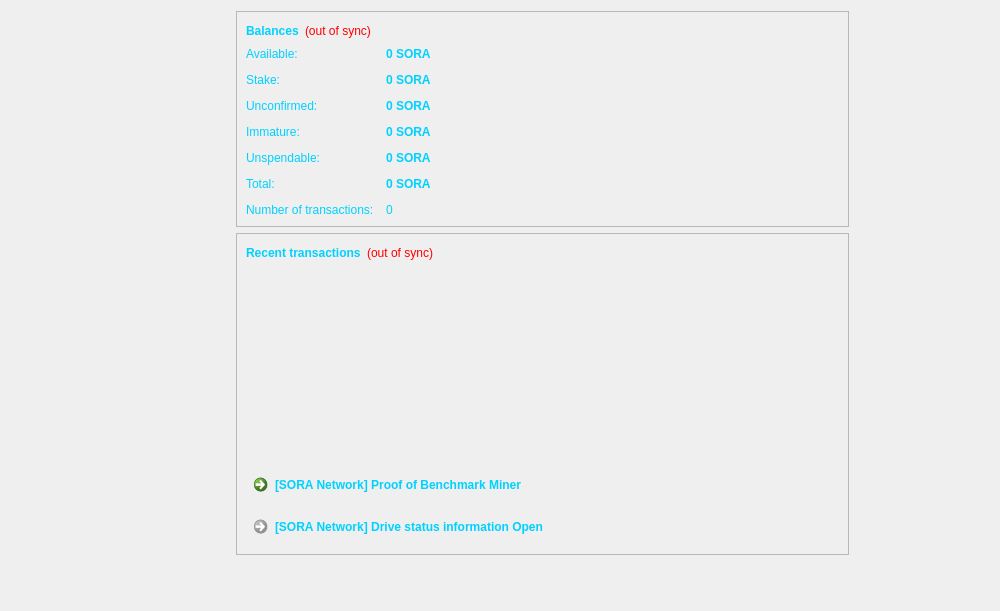
Before: the Qt Designer form src/qt/forms/overviewpage.ui in FromHDDtoSSD/SorachanCoin-qt, drawn with Qt 5.
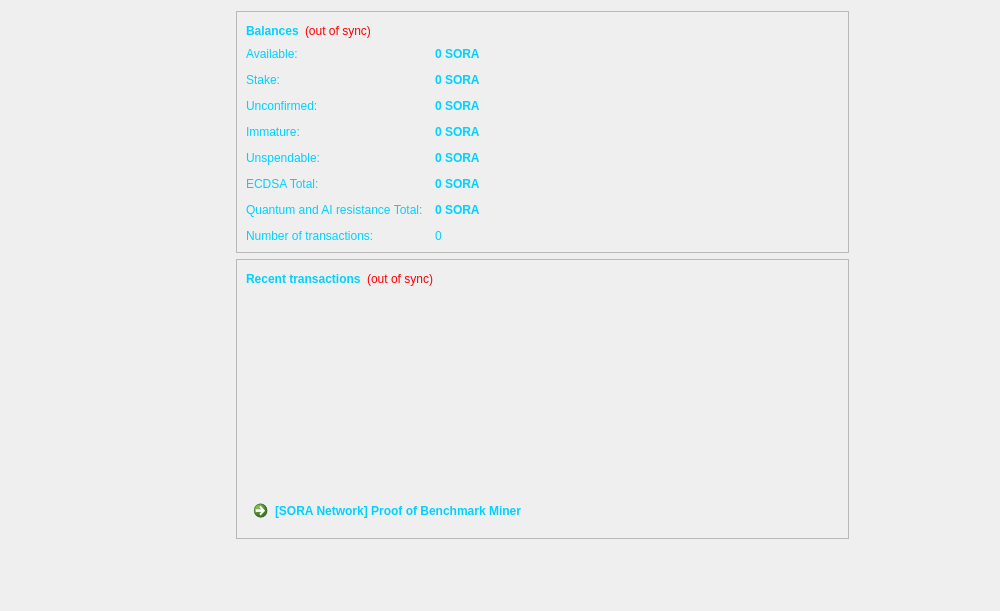
After: the same form once the commit is applied.

Commit message:
Added: Implement Quantum & AI Resistance Transactions with SORA-QAI (ECDSA and Multisig)
Description:
For a comprehensive explanation, please refer to the detailed documentation available at the following URL: https://www.junkhdd.com/sora-qai.html

What changed in the file:
```diff
--- a/src/qt/forms/overviewpage.ui
+++ b/src/qt/forms/overviewpage.ui
@@ -282,7 +282,7 @@
              <string>Your current total balance</string>
             </property>
             <property name="text">
-             <string>Total:</string>
+             <string>ECDSA Total:</string>
             </property>
            </widget>
           </item>
@@ -308,7 +308,7 @@
             </property>
            </widget>
           </item>
-          <item row="6" column="0">
+          <item row="7" column="0">
            <widget class="QLabel" name="label_2">
             <property name="toolTip">
              <string>Total number of transactions in wallet</string>
@@ -318,7 +318,7 @@
             </property>
            </widget>
           </item>
-          <item row="6" column="1">
+          <item row="7" column="1">
            <widget class="QLabel" name="labelNumTransactions">
             <property name="toolTip">
              <string>Total number of transactions in wallet</string>
@@ -328,6 +328,26 @@
             </property>
            </widget>
           </item>
+          <item row="6" column="0">
+           <widget class="QLabel" name="labelQaiText">
+            <property name="text">
+             <string>Quantum and AI resistance Total:</string>
+            </property>
+           </widget>
+          </item>
+          <item row="6" column="1">
+           <widget class="QLabel" name="labelQai">
+            <property name="font">
+             <font>
+              <weight>75</weight>
+              <bold>true</bold>
+             </font>
+            </property>
+            <property name="text">
+             <string>0 SORA</string>
+            </property>
+           </widget>
+          </item>
          </layout>
         </item>
        </layout>
@@ -408,16 +428,6 @@
           </property>
          </widget>
         </item>
-        <item>
-         <widget class="QCommandLinkButton" name="DriveVerifyCommandLinkButton">
-          <property name="enabled">
-           <bool>false</bool>
-          </property>
-          <property name="text">
-           <string>[SORA Network] Drive status information Open</string>
-          </property>
-         </widget>
-        </item>
        </layout>
       </widget>
      </item>
```
The commit also changes 81 other files.
